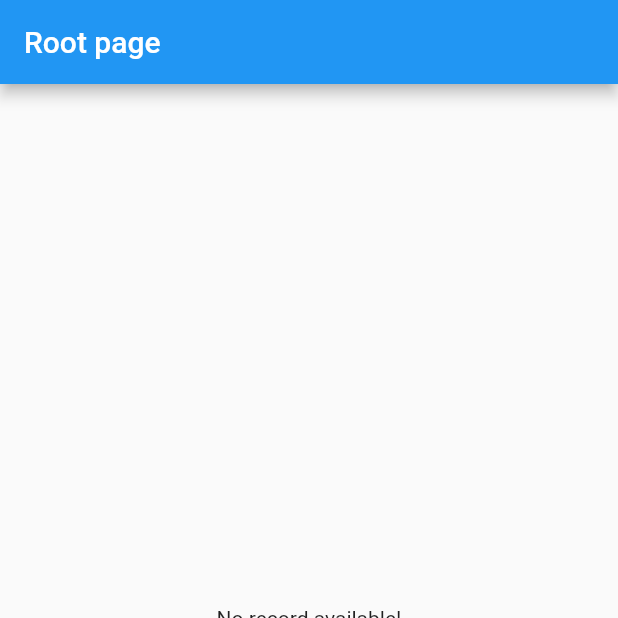
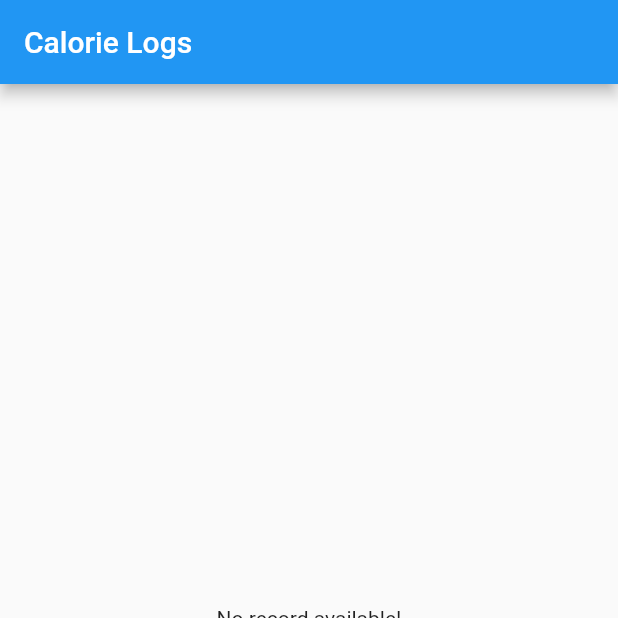
Before and after one commit to nzmksk/bs_flutter_nutritrack, a Flutter app: the screen it shows after launch, on a phone screen of 412 x 824 dp, the top half of it. Run offline on Flutter 3.47's test engine with Material 2 defaults, Android fonts, the phone set to English and light mode, and no system bars; our stand-ins replace equatable, flutter_bloc.

Commit message:
Add app bar title cubit

```diff
--- /dev/null
+++ b/lib/cubits/appbar_title/appbar_title_cubit.dart
@@ -0,0 +1,31 @@
+import 'package:equatable/equatable.dart';
+import 'package:flutter_bloc/flutter_bloc.dart';
+
+part 'appbar_title_state.dart';
+
+List<String> titles = [
+  'Nutrition Info',
+  'Exercise Info',
+  'Calorie Logs',
+  'Summary',
+  'Profile',
+];
+
+class AppBarTitleCubit extends Cubit<AppBarTitleState> {
+  AppBarTitleCubit()
+      : super(
+          AppBarTitleState(
+            appBarTitle: titles[2],
+            currentIndex: 2,
+          ),
+        );
+
+  void getAppBarTitle(int index) {
+    emit(
+      AppBarTitleState(
+        appBarTitle: titles[index],
+        currentIndex: index,
+      ),
+    );
+  }
+}
--- /dev/null
+++ b/lib/cubits/appbar_title/appbar_title_state.dart
@@ -0,0 +1,17 @@
+part of 'appbar_title_cubit.dart';
+
+class AppBarTitleState extends Equatable {
+  final String appBarTitle;
+  final int currentIndex;
+
+  const AppBarTitleState({
+    required this.appBarTitle,
+    required this.currentIndex,
+  });
+
+  @override
+  List<Object> get props => [
+        appBarTitle,
+        currentIndex,
+      ];
+}
--- a/lib/cubits/cubits.dart
+++ b/lib/cubits/cubits.dart
@@ -1 +1,2 @@
+export 'appbar_title/appbar_title_cubit.dart';
 export 'navigation/navigation_cubit.dart';
--- a/lib/cubits/navigation/navigation_cubit.dart
+++ b/lib/cubits/navigation/navigation_cubit.dart
@@ -3,27 +3,64 @@ import 'package:flutter_bloc/flutter_bloc.dart';
 
 part 'navigation_state.dart';
 
-enum NavBarItem { nutrition, exercise, logs, summary, profile }
+enum NavBarItem {
+  nutrition,
+  exercise,
+  logs,
+  summary,
+  profile,
+}
 
 class NavigationCubit extends Cubit<NavigationState> {
-  NavigationCubit() : super(const NavigationState(NavBarItem.logs, 2));
+  NavigationCubit()
+      : super(
+          const NavigationState(
+            navBarItem: NavBarItem.logs,
+            currentIndex: 2,
+          ),
+        );
 
   void getNavBarItem(NavBarItem navBarItem) {
     switch (navBarItem) {
       case NavBarItem.nutrition:
-        emit(const NavigationState(NavBarItem.nutrition, 0));
+        emit(
+          const NavigationState(
+            navBarItem: NavBarItem.nutrition,
+            currentIndex: 0,
+          ),
+        );
         break;
       case NavBarItem.exercise:
-        emit(const NavigationState(NavBarItem.exercise, 1));
+        emit(
+          const NavigationState(
+            navBarItem: NavBarItem.exercise,
+            currentIndex: 1,
+          ),
+        );
         break;
       case NavBarItem.logs:
-        emit(const NavigationState(NavBarItem.logs, 2));
+        emit(
+          const NavigationState(
+            navBarItem: NavBarItem.logs,
+            currentIndex: 2,
+          ),
+        );
         break;
       case NavBarItem.summary:
-        emit(const NavigationState(NavBarItem.summary, 3));
+        emit(
+          const NavigationState(
+            navBarItem: NavBarItem.summary,
+            currentIndex: 3,
+          ),
+        );
         break;
       case NavBarItem.profile:
-        emit(const NavigationState(NavBarItem.profile, 4));
+        emit(
+          const NavigationState(
+            navBarItem: NavBarItem.profile,
+            currentIndex: 4,
+          ),
+        );
         break;
     }
   }
--- a/lib/cubits/navigation/navigation_state.dart
+++ b/lib/cubits/navigation/navigation_state.dart
@@ -2,10 +2,16 @@ part of 'navigation_cubit.dart';
 
 class NavigationState extends Equatable {
   final NavBarItem navBarItem;
-  final int index;
+  final int currentIndex;
 
-  const NavigationState(this.navBarItem, this.index);
+  const NavigationState({
+    required this.navBarItem,
+    required this.currentIndex,
+  });
 
   @override
-  List<Object> get props => [navBarItem, index];
+  List<Object> get props => [
+        navBarItem,
+        currentIndex,
+      ];
 }
--- a/lib/main.dart
+++ b/lib/main.dart
@@ -15,8 +15,12 @@ class MyApp extends StatelessWidget {
   Widget build(BuildContext context) {
     return MultiBlocProvider(
       providers: [
+        BlocProvider<AppBarTitleCubit>(
+          create: (BuildContext context) => AppBarTitleCubit(),
+        ),
         BlocProvider<NavigationCubit>(
-            create: (BuildContext context) => NavigationCubit()),
+          create: (BuildContext context) => NavigationCubit(),
+        ),
       ],
       child: MaterialApp(
         title: 'NutriTrack',
--- a/lib/root_page.dart
+++ b/lib/root_page.dart
@@ -16,8 +16,10 @@ class _RootPageState extends State<RootPage> {
   Widget build(BuildContext context) {
     return Scaffold(
       appBar: AppBar(
-        title: const Text(
-          'Root page',
+        title: BlocBuilder<AppBarTitleCubit, AppBarTitleState>(
+          builder: (context, state) {
+            return Text(state.appBarTitle);
+          },
         ),
       ),
       body: BlocBuilder<NavigationCubit, NavigationState>(
@@ -67,8 +69,9 @@ class _RootPageState extends State<RootPage> {
               ),
             ],
             type: BottomNavigationBarType.fixed,
-            currentIndex: state.index,
+            currentIndex: state.currentIndex,
             onTap: (index) {
+              BlocProvider.of<AppBarTitleCubit>(context).getAppBarTitle(index);
               switch (index) {
                 case 0:
                   BlocProvider.of<NavigationCubit>(context)
```
